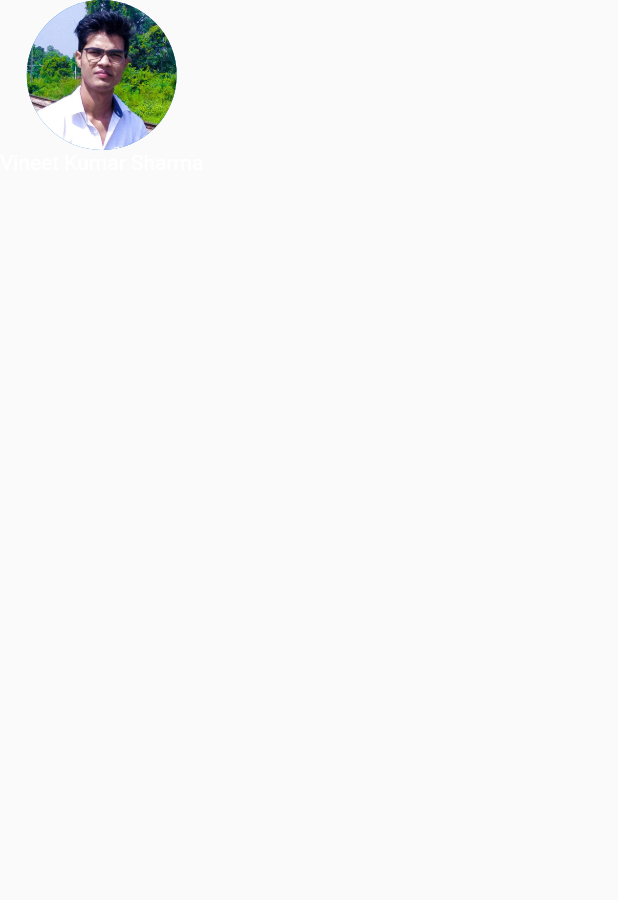
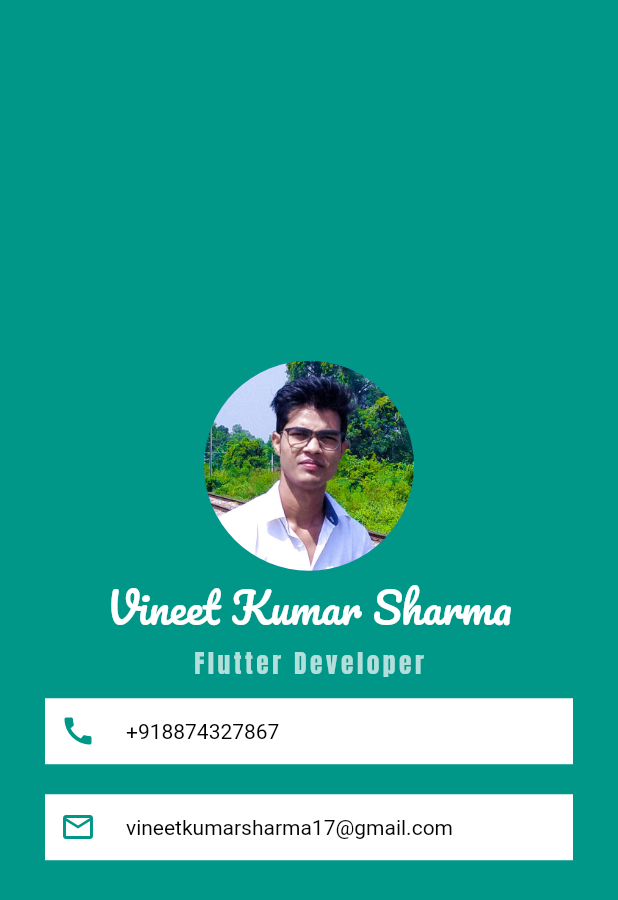
Before and after one commit to vineetkumarsharma17/my-card-flutter, a Flutter app: the screen it shows after launch, on a phone screen of 412 x 824 dp. Shown: the top 900 px of the screen. Run offline on Flutter 3.47's test engine with Material 2 defaults, Android fonts, the phone set to English and light mode, and no system bars.

Commit message:
this is commit 2 all done

```diff
--- a/lib/main.dart
+++ b/lib/main.dart
@@ -8,19 +8,63 @@ class MyApp extends StatelessWidget {
     return MaterialApp(
       debugShowCheckedModeBanner: false,
       home: Scaffold(
+        backgroundColor: Colors.teal,
         body: SafeArea(
           child: Column(
-            //mainAxisAlignment: MainAxisAlignment.center,
+            mainAxisAlignment: MainAxisAlignment.center,
             crossAxisAlignment: CrossAxisAlignment.center,
             children: [
               CircleAvatar(
-                radius: 50,
+                radius: 70,
                 backgroundImage: AssetImage("assets/images/vk.jpg"),
               ),
               Text("Vineet Kumar Sharma",style: TextStyle(
-                fontSize: 14,
+                fontSize: 28,
                 color: Colors.white,
-              ),)
+                fontFamily: "Pacifico",
+              ),),
+              Text("Flutter Developer",style: TextStyle(
+                fontSize: 17,
+                color: Colors.teal[100],
+                fontFamily: "Anton",
+                letterSpacing: 2.3,
+              ),),
+              Container(
+                margin: EdgeInsets.symmetric(vertical: 10,horizontal: 30),
+                padding: EdgeInsets.all(10),
+                color: Colors.white,
+                child: Row(
+                children: [
+                  Icon(
+                    Icons.call,
+                    color: Colors.teal,
+                  ),
+                  SizedBox(width: 20,),
+                  Text("+918874327867",
+                  style: TextStyle(
+                    color: Colors.black
+                  ),),
+                ],
+                ),
+              ),
+              Container(
+                margin: EdgeInsets.symmetric(vertical: 10,horizontal: 30),
+                padding: EdgeInsets.all(10),
+                color: Colors.white,
+                child: Row(
+                  children: [
+                    Icon(
+                      Icons.email_outlined,
+                      color: Colors.teal,
+                    ),
+                    SizedBox(width: 20,),
+                    Text("vineetkumarsharma17@gmail.com",
+                      style: TextStyle(
+                          color: Colors.black
+                      ),),
+                  ],
+                ),
+              )
             ],
           ),
         ),
```
Also changed, not shown: pubspec.yaml (+7 -5 lines), fonts/Anton.ttf (added), fonts/nameFont.ttf (renamed from assets/fonts/Pacifico-Regular.ttf).
